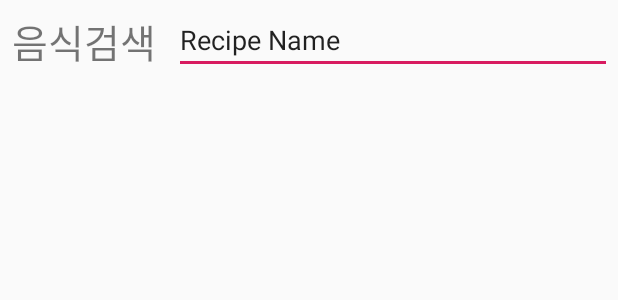
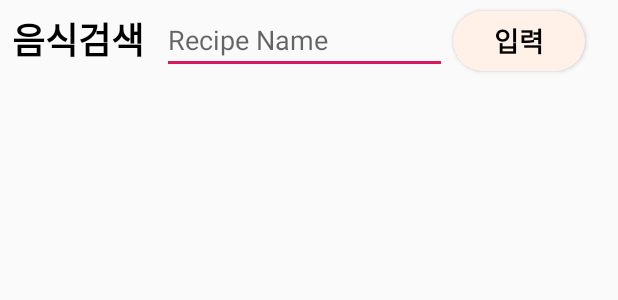
Before and after one commit to jongwook100/newProject, an Android app: the layout activity_foodlist.xml on its own in the app's theme, with its tools: preview values and no code run, on a phone screen of 412 x 824 dp. Shown: the top 300 px of the screen. Run offline under Robolectric (Android 15) with nearby library versions, the phone set to English and light mode, and no system bars; Roboto replaces fonts that are not available here.

Commit message:
최종 수정

```diff
--- a/app/src/main/java/org/techtown/newproject/LoadingActivity.java
+++ b/app/src/main/java/org/techtown/newproject/LoadingActivity.java
@@ -2,6 +2,7 @@ package org.techtown.newproject;
 
 import androidx.appcompat.app.AppCompatActivity;
 
+import android.content.Intent;
 import android.os.Bundle;
 import android.os.Handler;
 
@@ -16,6 +17,7 @@ public class LoadingActivity extends AppCompatActivity {
         handler.postDelayed(new Runnable() {
             @Override
             public void run() {
+                startActivity(new Intent(LoadingActivity.this,MainActivity.class));
                 finish();
             }
         }, 2000);
--- a/app/src/main/java/org/techtown/newproject/MainActivity.java
+++ b/app/src/main/java/org/techtown/newproject/MainActivity.java
@@ -17,7 +17,6 @@ public class MainActivity extends AppCompatActivity {
         super.onCreate(savedInstanceState);
         setContentView(R.layout.activity_main);
         getSupportActionBar().hide();
-        startActivity(new Intent(MainActivity.this, org.techtown.newproject.LoadingActivity.class));
 
         TextView time = findViewById(R.id.text_time);
 
--- a/app/src/main/java/org/techtown/newproject/MyRecipeDemo.java
+++ b/app/src/main/java/org/techtown/newproject/MyRecipeDemo.java
@@ -22,6 +22,7 @@ public class MyRecipeDemo extends AppCompatActivity {
 
     @Override
     protected void onCreate(Bundle savedInstanceState) {
+        getSupportActionBar().hide();
         super.onCreate(savedInstanceState);
         setContentView(R.layout.activity_my_recipe_demo);
 
--- a/app/src/main/java/org/techtown/newproject/RecipeParser.java
+++ b/app/src/main/java/org/techtown/newproject/RecipeParser.java
@@ -29,11 +29,11 @@ public class RecipeParser extends AsyncTask<Void, Void, Void> {
             final String list_decStr = doc.select("#modal-content > div > div.view_recipe > section.sec_info > div > div.btm > ul > p").text();
             final RecipeDTO recipeDTO = new RecipeDTO(title,list_decStr);
 
-            for (int i = 1; i <= 12; i++) {
+            for (int i = 1; i <= 20; i++) {
                 final String list_recipe = doc.select("#container > div.inpage-recipe > div > div.view_recipe > section.sec_detail > section.sec_rcp_step > ol > li:nth-child(" + i + ") > p").text();
                 final String list_imageUrl = doc.select("#container > div.inpage-recipe > div > div.view_recipe > section.sec_detail > section.sec_rcp_step > ol > li:nth-child(" + i + ") > div > img").attr("src");
-
-                recipeDTO.addRecipe(new Recipe(list_recipe, list_imageUrl, list_decStr));
+                if(!list_recipe.isEmpty())
+                    recipeDTO.addRecipe(new Recipe(list_recipe, list_imageUrl, list_decStr));
             }
 
             activity.runOnUiThread(new Runnable() {
--- a/app/src/main/res/layout/activity_foodlist.xml
+++ b/app/src/main/res/layout/activity_foodlist.xml
@@ -12,18 +12,31 @@
         android:layout_width="wrap_content"
         android:layout_height="wrap_content"
         android:layout_margin="8dp"
+        android:textColor="#000"
+        android:textStyle="bold"
         android:text="음식검색"
-        android:textSize="26sp" />
+        android:textSize="24sp" />
 
     <EditText
         android:id="@+id/editTextFilter"
-        android:layout_width="match_parent"
+        android:layout_width="190dp"
         android:layout_height="wrap_content"
         android:maxLength="11"
         android:layout_margin="4dp"
-        android:text="Recipe Name"
+        android:hint="Recipe Name"
         android:layout_toRightOf="@id/txt_titleStr"
         android:imeOptions="actionDone"/>
+    <Button
+        android:id="@+id/button_search"
+        android:layout_width="wrap_content"
+        android:layout_height="40dp"
+        android:background="@drawable/btn_pingk"
+        android:layout_marginTop="7dp"
+        android:text="입력"
+        android:textColor="#000"
+        android:textSize="18dp"
+        android:textStyle="bold"
+        android:layout_toRightOf="@id/editTextFilter"/>
 
     <androidx.recyclerview.widget.RecyclerView
         xmlns:android="http://schemas.android.com/apk/res/android"
--- a/app/src/main/res/layout/item_calendar.xml
+++ b/app/src/main/res/layout/item_calendar.xml
@@ -11,5 +11,5 @@
         android:id="@+id/tv_item_gridview"
         android:layout_width="wrap_content"
         android:layout_height="80dp"
-        android:textSize="20sp" />
+        android:textSize="15sp" />
 </LinearLayout>
```
Also changed, not shown: app/src/main/AndroidManifest.xml (+5 -7 lines), app/src/main/java/org/techtown/newproject/FeelingResultActivity.java (+10 -5 lines), app/src/main/java/org/techtown/newproject/FoodListActivity.java (+48 -1 lines), app/src/main/java/org/techtown/newproject/FoodListAdapter.java (+3 -30 lines), app/src/main/java/org/techtown/newproject/FoodParser.java (+28 -3 lines).
